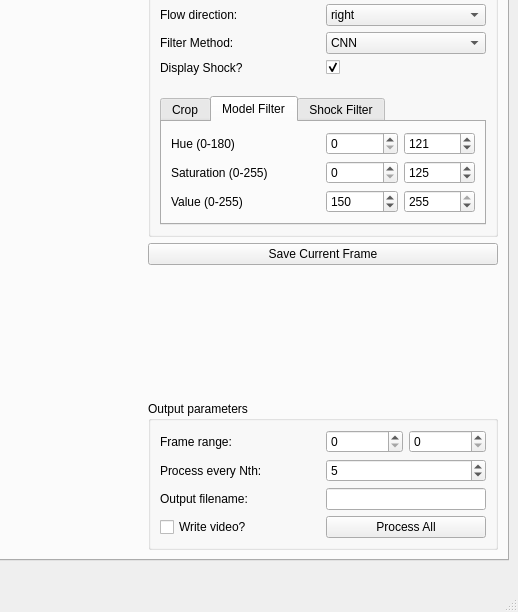
Above: arcjetCV/gui/arcjetCV.ui from magnus-haw/arcjetCV before the change; both pictures show x 657 to 1175 and y 182 to 794 of the 1175 by 794 pixel window. Below: the same form after it.
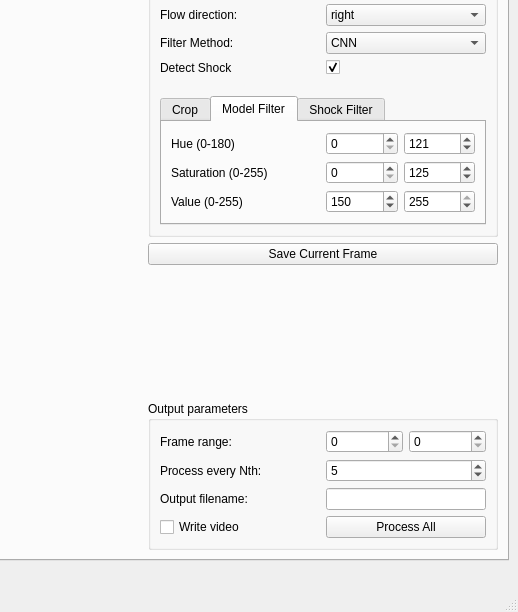
That is the form after the change. The open tabs and pages were chosen to show the change.

Commit message: fixed the video export

Diff of the .ui file:
```diff
--- a/arcjetCV/gui/arcjetCV.ui
+++ b/arcjetCV/gui/arcjetCV.ui
@@ -160,7 +160,7 @@
                <item row="3" column="0">
                 <widget class="QLabel" name="label_display_shock">
                  <property name="text">
-                  <string>Display Shock?</string>
+                  <string>Detect Shock</string>
                  </property>
                 </widget>
                </item>
@@ -701,7 +701,7 @@
                <item>
                 <widget class="QCheckBox" name="checkBox_writeVideo">
                  <property name="text">
-                  <string>Write video?</string>
+                  <string>Write video</string>
                  </property>
                 </widget>
                </item>
```
The commit also changes 5 other files.
